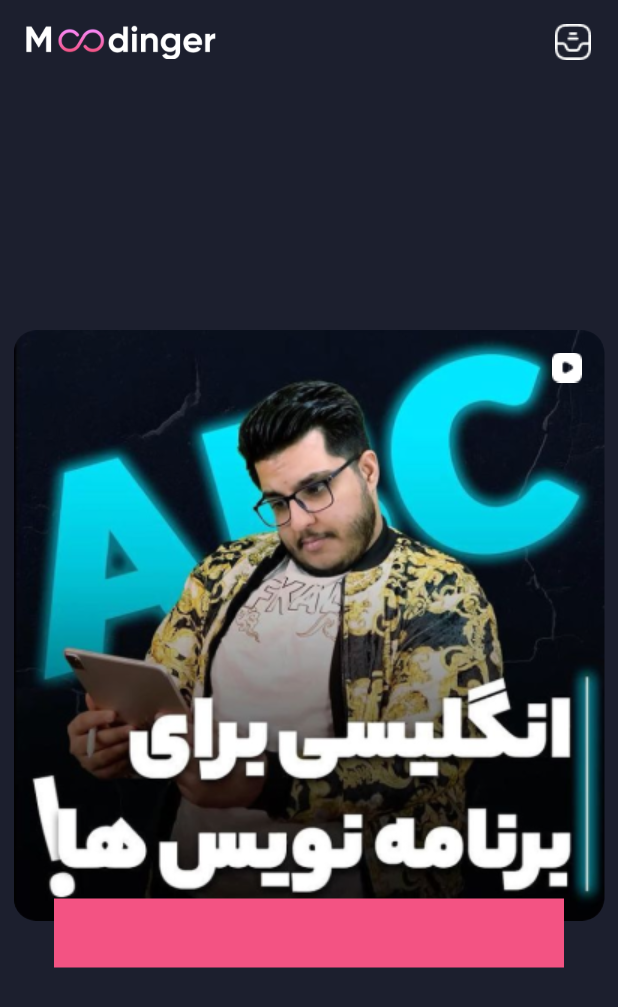
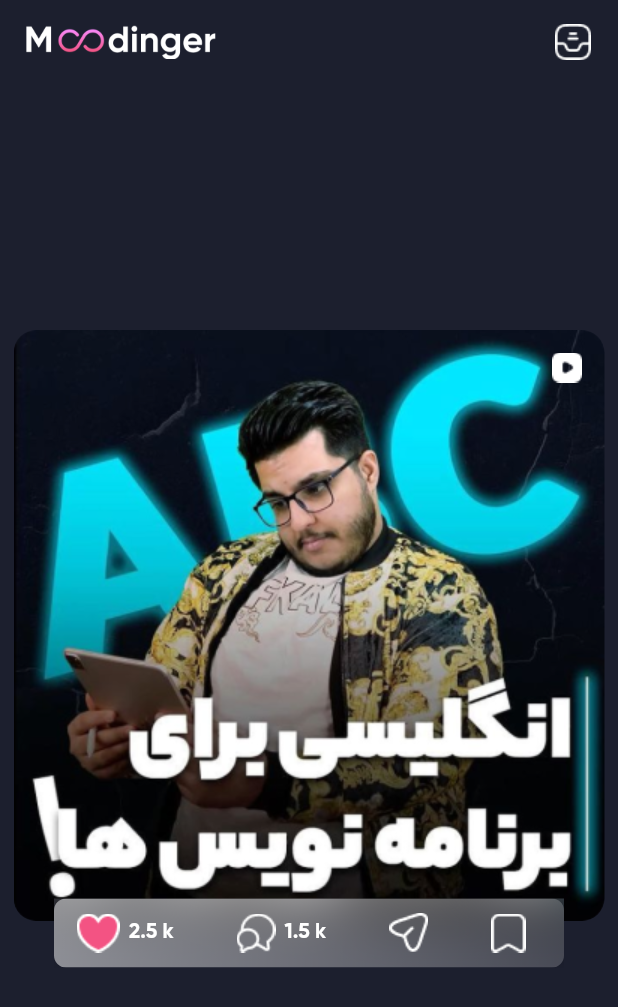
Before and after one commit to mehrdadmoradi001/instagram, a Flutter app: the screen it shows after launch, on a phone screen of 412 x 824 dp. Shown: the top 1007 px of the screen. Run offline on Flutter 3.47's test engine with Material 2 defaults, Android fonts, the phone set to English and light mode, and no system bars; our stand-ins replace dotted_border.

Commit message:
1- Blurring Container with ClipRRect & BackdropFilter property 2- Creating post information

```diff
--- a/lib/screens/home_screen.dart
+++ b/lib/screens/home_screen.dart
@@ -1,3 +1,5 @@
+import 'dart:ui';
+
 import 'package:flutter/material.dart';
 import 'package:instagram/data/constants/constant_colors.dart';
 import 'package:dotted_border/dotted_border.dart';
@@ -48,10 +50,63 @@ class HomeScreen extends StatelessWidget {
                 ),
                 Positioned(
                   bottom: 15,
-                  child: Container(
-                    width: 340,
-                    height: 46,
-                    color: pinkColor,
+                  child: ClipRRect(
+                    child: BackdropFilter(
+                      filter: ImageFilter.blur(sigmaX: 20, sigmaY: 20),
+                      child: Container(
+                        width: 340,
+                        height: 46,
+                        decoration: BoxDecoration(
+                          borderRadius: BorderRadius.circular(8),
+                          gradient: LinearGradient(
+                            colors: [
+                              Color.fromRGBO(255, 255, 255, 0.5),
+                              Color.fromRGBO(255, 255, 255, 0.2),
+                            ],
+                            begin: Alignment.centerLeft,
+                            end: Alignment.centerRight,
+                          ),
+                        ),
+                        child: Row(
+                          children: [
+                            Row(
+                              children: [
+                                SizedBox(width: 15),
+                                Image.asset('images/icon_hart.png'),
+                                SizedBox(width: 6),
+                                Text(
+                                  '2.5 k',
+                                  style: TextStyle(
+                                    fontFamily: 'GB',
+                                    fontSize: 14,
+                                    color: whiteColor,
+                                  ),
+                                )
+                              ],
+                            ),
+                            SizedBox(width: 42),
+                            Row(
+                              children: [
+                                Image.asset('images/icon_comments.png'),
+                                SizedBox(width: 6),
+                                Text(
+                                  '1.5 k',
+                                  style: TextStyle(
+                                    fontFamily: 'GB',
+                                    fontSize: 14,
+                                    color: whiteColor,
+                                  ),
+                                )
+                              ],
+                            ),
+                            SizedBox(width: 42),
+                            Image.asset('images/icon_share.png'),
+                            SizedBox(width: 42),
+                            Image.asset('images/icon_save.png'),
+                          ],
+                        ),
+                      ),
+                    ),
                   ),
                 ),
               ],
```
